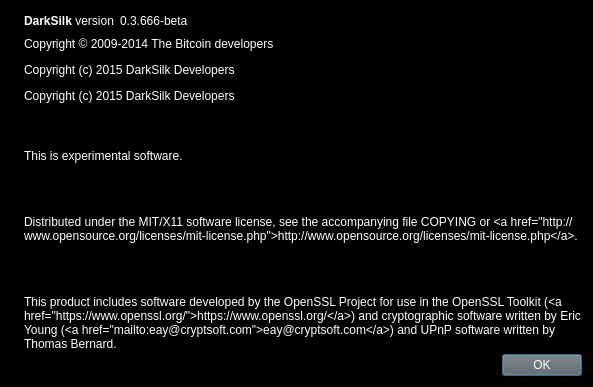
waffle-iron/DarkSilk-Release-Candidate, file src/qt/forms/aboutdialog.ui: the form before one commit.
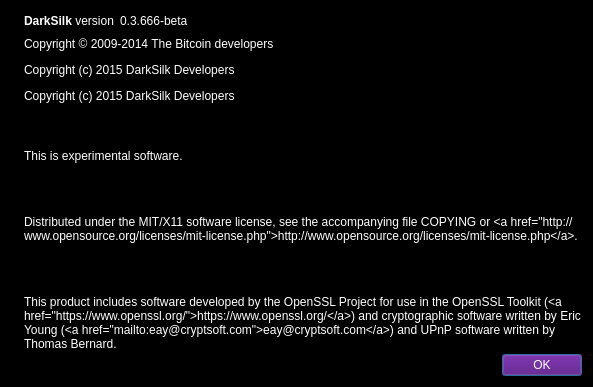
The form after the commit. Icons and pictures are not drawn.

The edit to the form file:
```diff
--- a/src/qt/forms/aboutdialog.ui
+++ b/src/qt/forms/aboutdialog.ui
@@ -143,7 +143,7 @@
      <item>
       <widget class="QDialogButtonBox" name="buttonBox">
        <property name="styleSheet">
-        <string notr="true">background-color: rgb(98, 98, 98);</string>
+        <string notr="true">background-color: rgb(86, 0, 120);</string>
        </property>
        <property name="orientation">
         <enum>Qt::Horizontal</enum>
```
Left out of the diff: 2 changed lines with no effect on the pictures.
